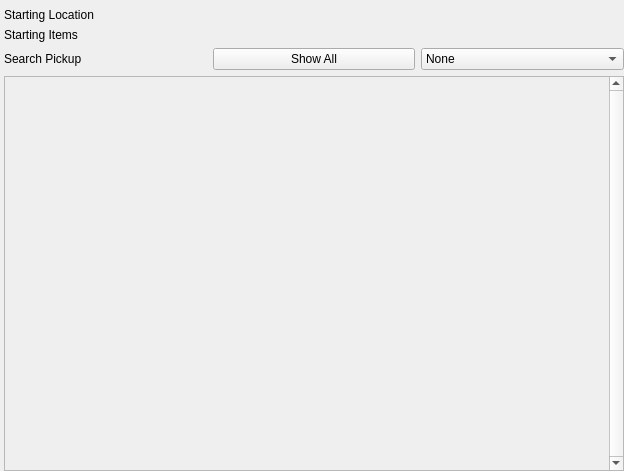
Qt form randovania/gui/ui_files/pickup_details_tab.ui (randovania/randovania) before a commit.
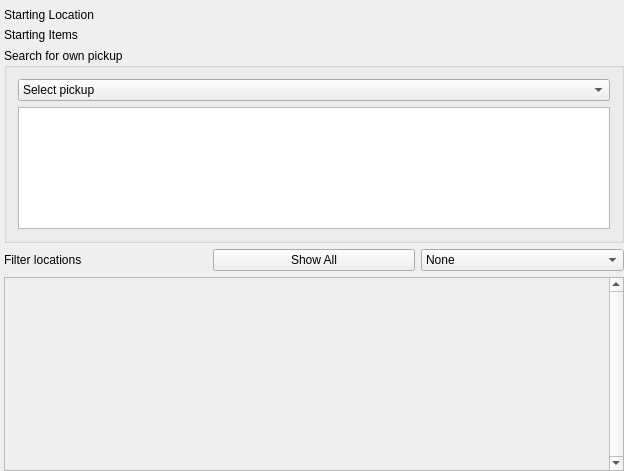
The same form after that commit. Custom widgets are drawn as their Qt base class.

Commit message: Add pickup search to PickupDetailsTab

```diff
--- a/randovania/gui/ui_files/pickup_details_tab.ui
+++ b/randovania/gui/ui_files/pickup_details_tab.ui
@@ -23,7 +23,17 @@
    <property name="bottomMargin">
     <number>0</number>
    </property>
-   <item row="2" column="2">
+   <item row="1" column="0" colspan="3">
+    <widget class="QLabel" name="spoiler_starting_items_label">
+     <property name="text">
+      <string>Starting Items</string>
+     </property>
+     <property name="wordWrap">
+      <bool>true</bool>
+     </property>
+    </widget>
+   </item>
+   <item row="3" column="2">
     <widget class="QComboBox" name="pickup_spoiler_pickup_combobox">
      <item>
       <property name="text">
@@ -32,24 +42,14 @@
      </item>
     </widget>
    </item>
-   <item row="2" column="0">
-    <widget class="QLabel" name="pickup_spoiler_label">
-     <property name="toolTip">
-      <string>Enter text to the right to filter the list below</string>
-     </property>
+   <item row="0" column="0" colspan="3">
+    <widget class="QLabel" name="spoiler_starting_location_label">
      <property name="text">
-      <string>Search Pickup</string>
+      <string>Starting Location</string>
      </property>
     </widget>
    </item>
-   <item row="2" column="1">
-    <widget class="QPushButton" name="pickup_spoiler_show_all_button">
-     <property name="text">
-      <string>Show All</string>
-     </property>
-    </widget>
-   </item>
-   <item row="4" column="0" colspan="3">
+   <item row="5" column="0" colspan="3">
     <widget class="QScrollArea" name="pickup_spoiler_scroll_area">
      <property name="verticalScrollBarPolicy">
       <enum>Qt::ScrollBarAlwaysOn</enum>
@@ -68,8 +68,8 @@
        <rect>
         <x>0</x>
         <y>0</y>
-        <width>604</width>
-        <height>387</height>
+        <width>608</width>
+        <height>198</height>
        </rect>
       </property>
       <layout class="QVBoxLayout" name="verticalLayout_3">
@@ -89,26 +89,74 @@
      </widget>
     </widget>
    </item>
-   <item row="0" column="0" colspan="3">
-    <widget class="QLabel" name="spoiler_starting_location_label">
+   <item row="3" column="0">
+    <widget class="QLabel" name="pickup_spoiler_label">
+     <property name="toolTip">
+      <string>Enter text to the right to filter the list below</string>
+     </property>
      <property name="text">
-      <string>Starting Location</string>
+      <string>Filter locations</string>
      </property>
     </widget>
    </item>
-   <item row="1" column="0" colspan="3">
-    <widget class="QLabel" name="spoiler_starting_items_label">
+   <item row="3" column="1">
+    <widget class="QPushButton" name="pickup_spoiler_show_all_button">
      <property name="text">
-      <string>Starting Items</string>
+      <string>Show All</string>
      </property>
-     <property name="wordWrap">
-      <bool>true</bool>
+    </widget>
+   </item>
+   <item row="2" column="0" colspan="3">
+    <widget class="Foldable" name="search_pickup_group">
+     <property name="title">
+      <string>Search for own pickup</string>
      </property>
+     <layout class="QVBoxLayout" name="search_pickup_layout">
+      <item>
+       <widget class="QComboBox" name="search_pickup_combo">
+        <item>
+         <property name="text">
+          <string>Select pickup</string>
+         </property>
+        </item>
+       </widget>
+      </item>
+      <item>
+       <widget class="QTableView" name="search_pickup_view">
+        <property name="horizontalScrollBarPolicy">
+         <enum>Qt::ScrollBarAlwaysOff</enum>
+        </property>
+        <property name="sizeAdjustPolicy">
+         <enum>QAbstractScrollArea::AdjustToContentsOnFirstShow</enum>
+        </property>
+        <property name="editTriggers">
+         <set>QAbstractItemView::NoEditTriggers</set>
+        </property>
+        <property name="sortingEnabled">
+         <bool>true</bool>
+        </property>
+        <property name="cornerButtonEnabled">
+         <bool>false</bool>
+        </property>
+        <attribute name="horizontalHeaderStretchLastSection">
+         <bool>true</bool>
+        </attribute>
+       </widget>
+      </item>
+     </layout>
     </widget>
    </item>
   </layout>
  </widget>
  <layoutdefault spacing="6" margin="11"/>
+ <customwidgets>
+  <customwidget>
+   <class>Foldable</class>
+   <extends>QGroupBox</extends>
+   <header location="global">randovania/gui/lib/foldable</header>
+   <container>1</container>
+  </customwidget>
+ </customwidgets>
  <resources/>
  <connections/>
 </ui>
```
The commit also changes 9 other files.
